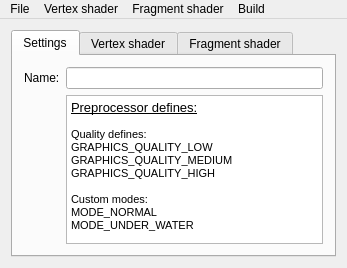
The window that Editors/ShaderProgramEditor/mainwindow.ui (kukkamario/OpenCraft) describes before a commit, drawn with Qt 5.
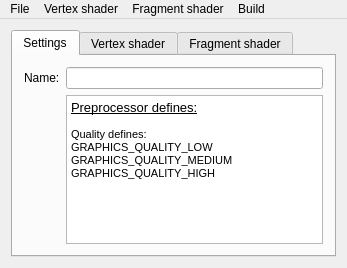
The same window after the commit.

```diff
--- a/Editors/ShaderProgramEditor/mainwindow.ui
+++ b/Editors/ShaderProgramEditor/mainwindow.ui
@@ -55,10 +55,7 @@
 &lt;p style=&quot; margin-top:0px; margin-bottom:0px; margin-left:0px; margin-right:0px; -qt-block-indent:0; text-indent:0px;&quot;&gt;&lt;span style=&quot; font-size:8pt;&quot;&gt;GRAPHICS_QUALITY_LOW&lt;/span&gt;&lt;/p&gt;
 &lt;p style=&quot; margin-top:0px; margin-bottom:0px; margin-left:0px; margin-right:0px; -qt-block-indent:0; text-indent:0px;&quot;&gt;&lt;span style=&quot; font-size:8pt;&quot;&gt;GRAPHICS_QUALITY_MEDIUM&lt;/span&gt;&lt;/p&gt;
 &lt;p style=&quot; margin-top:0px; margin-bottom:0px; margin-left:0px; margin-right:0px; -qt-block-indent:0; text-indent:0px;&quot;&gt;&lt;span style=&quot; font-size:8pt;&quot;&gt;GRAPHICS_QUALITY_HIGH&lt;/span&gt;&lt;/p&gt;
-&lt;p style=&quot;-qt-paragraph-type:empty; margin-top:0px; margin-bottom:0px; margin-left:0px; margin-right:0px; -qt-block-indent:0; text-indent:0px; font-size:8pt;&quot;&gt;&lt;/p&gt;
-&lt;p style=&quot; margin-top:0px; margin-bottom:0px; margin-left:0px; margin-right:0px; -qt-block-indent:0; text-indent:0px;&quot;&gt;&lt;span style=&quot; font-size:8pt;&quot;&gt;Custom modes:&lt;/span&gt;&lt;/p&gt;
-&lt;p style=&quot; margin-top:0px; margin-bottom:0px; margin-left:0px; margin-right:0px; -qt-block-indent:0; text-indent:0px;&quot;&gt;&lt;span style=&quot; font-size:8pt;&quot;&gt;MODE_NORMAL&lt;/span&gt;&lt;/p&gt;
-&lt;p style=&quot; margin-top:0px; margin-bottom:0px; margin-left:0px; margin-right:0px; -qt-block-indent:0; text-indent:0px;&quot;&gt;&lt;span style=&quot; font-size:8pt;&quot;&gt;MODE_UNDER_WATER&lt;/span&gt;&lt;/p&gt;&lt;/body&gt;&lt;/html&gt;</string>
+&lt;p style=&quot;-qt-paragraph-type:empty; margin-top:0px; margin-bottom:0px; margin-left:0px; margin-right:0px; -qt-block-indent:0; text-indent:0px; font-size:8pt;&quot;&gt;&lt;/p&gt;&lt;/body&gt;&lt;/html&gt;</string>
           </property>
          </widget>
         </item>
```
